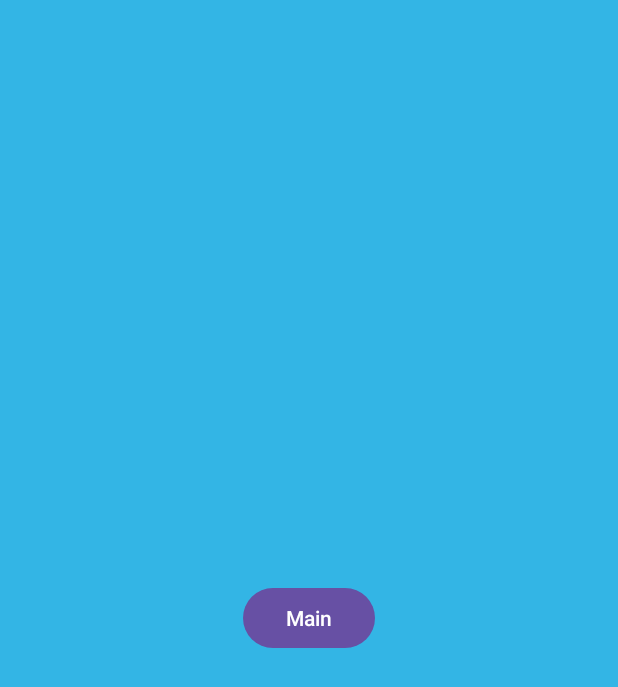
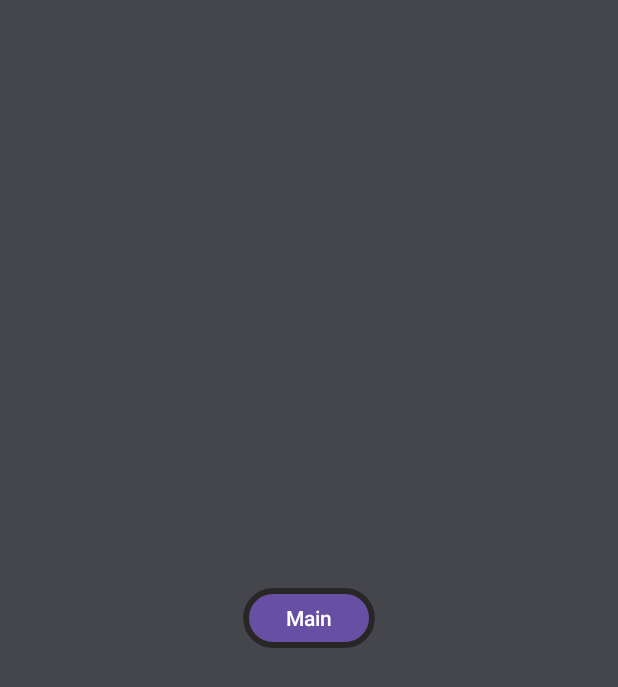
Before and after one commit to Mvargas64/Mobile-Computing---Project01, an Android app: the screen it shows after launch (PlantList), after a tap on "Plant 1", on a phone screen of 412 x 824 dp. Shown: the top 687 px of the screen. Run offline under Robolectric (Android 15) with nearby library versions, the phone set to English and light mode, and no system bars.

Commit message:
Changed Last Layout
Changed Last layout

```diff
--- a/app/src/main/res/layout/activity_plant_list.xml
+++ b/app/src/main/res/layout/activity_plant_list.xml
@@ -4,7 +4,7 @@
     xmlns:tools="http://schemas.android.com/tools"
     android:layout_width="match_parent"
     android:layout_height="match_parent"
-    android:background="@android:color/holo_blue_light"
+    android:background="@color/material_dynamic_neutral30"
     tools:context=".PlantList">
 
     <ScrollView
@@ -31,6 +31,8 @@
         app:layout_constraintHorizontal_bias="0.5"
         app:layout_constraintStart_toStartOf="parent"
         app:layout_constraintTop_toTopOf="parent"
-        app:layout_constraintVertical_bias="0.5" />
+        app:layout_constraintVertical_bias="0.5"
+        app:strokeColor="#292626"
+        app:strokeWidth="4dp" />
 
 </androidx.constraintlayout.widget.ConstraintLayout>
```
